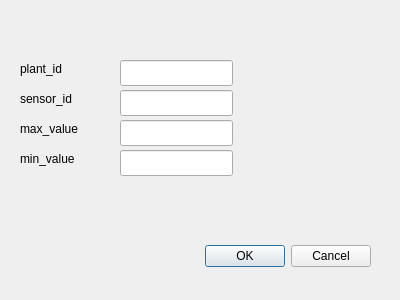
The window that client_local/client_local/add_requirement.ui (juhaszb/plant_repository) describes before a commit, drawn with Qt 5.
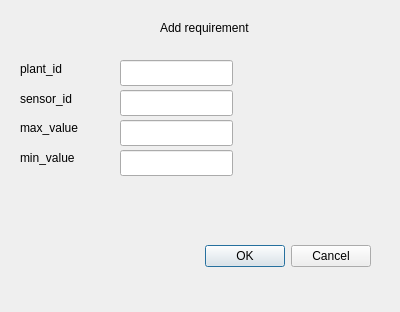
The same window after the commit.

Diff of the .ui file:
```diff
--- a/client_local/client_local/add_requirement.ui
+++ b/client_local/client_local/add_requirement.ui
@@ -7,7 +7,7 @@
     <x>0</x>
     <y>0</y>
     <width>400</width>
-    <height>300</height>
+    <height>312</height>
    </rect>
   </property>
   <property name="windowTitle">
@@ -60,8 +60,8 @@
     <rect>
      <x>20</x>
      <y>120</y>
-     <width>58</width>
-     <height>18</height>
+     <width>71</width>
+     <height>16</height>
     </rect>
    </property>
    <property name="text">
@@ -73,8 +73,8 @@
     <rect>
      <x>20</x>
      <y>150</y>
-     <width>58</width>
-     <height>18</height>
+     <width>71</width>
+     <height>16</height>
     </rect>
    </property>
    <property name="text">
@@ -121,6 +121,19 @@
     </rect>
    </property>
   </widget>
+  <widget class="QLabel" name="label_5">
+   <property name="geometry">
+    <rect>
+     <x>160</x>
+     <y>20</y>
+     <width>131</width>
+     <height>16</height>
+    </rect>
+   </property>
+   <property name="text">
+    <string>Add requirement</string>
+   </property>
+  </widget>
  </widget>
  <resources/>
  <connections>
```
Left out of the diff: 2 changed lines with no effect on the pictures.
